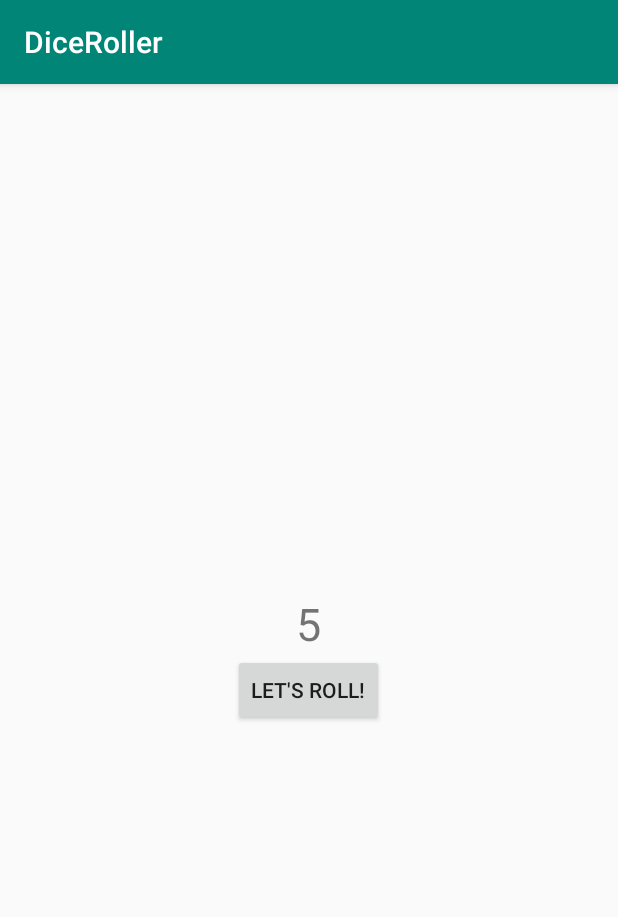
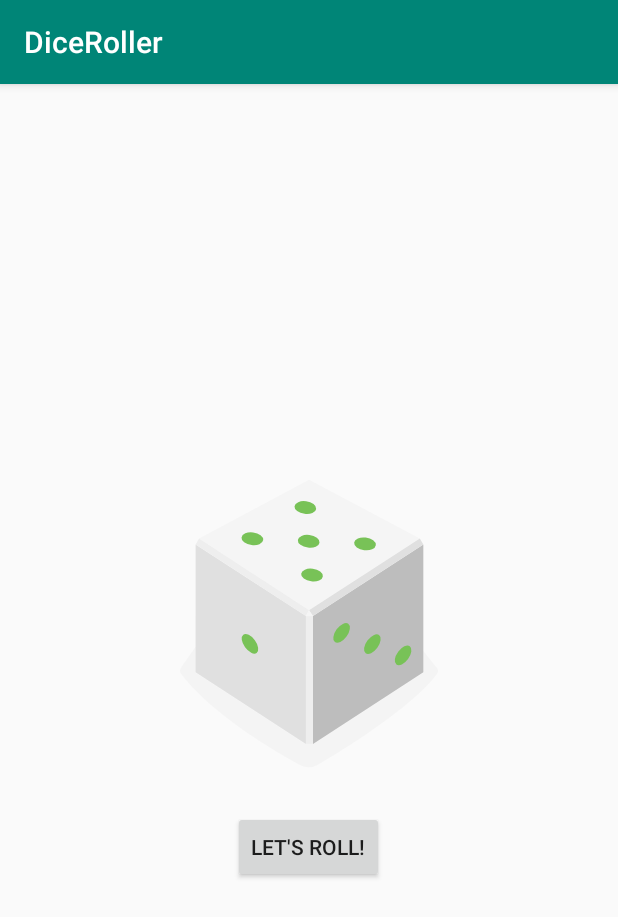
Before and after one commit to 1920-5bhif-nvs/1920-5bhif-nvs-udacity-labs-ThomasAnt, an Android app: the screen it shows after launch (MainActivity), after a tap on "LET'S ROLL!", on a phone screen of 412 x 824 dp. Shown: the top 917 px of the screen. Run offline under Robolectric (Android 15) with nearby library versions, the phone set to English and light mode, and no system bars.

Commit message:
Lesson:1-21 Thomas Antensteiner

```diff
--- a/app/src/main/java/at/htl/diceroller/MainActivity.kt
+++ b/app/src/main/java/at/htl/diceroller/MainActivity.kt
@@ -3,6 +3,7 @@ package at.htl.diceroller
 import android.support.v7.app.AppCompatActivity
 import android.os.Bundle
 import android.widget.Button
+import android.widget.ImageView
 import android.widget.TextView
 import android.widget.Toast
 import kotlin.random.Random
@@ -21,9 +22,17 @@ class MainActivity : AppCompatActivity() {
     }
 
     private fun rollDice() {
-        val resultText:TextView = findViewById(R.id.result_text)
-        val random: Int = java.util.Random().nextInt(6) +1
-        resultText.text = random.toString()
+        val randomInt: Int = java.util.Random().nextInt(6) +1
+        val drawableRessource = when (randomInt){
+            1 -> R.drawable.dice_1
+            2 -> R.drawable.dice_2
+            3 -> R.drawable.dice_3
+            4 -> R.drawable.dice_4
+            5 -> R.drawable.dice_5
+            else -> R.drawable.dice_6
+        }
+        val diceImage:ImageView = findViewById(R.id.dice_image)
+        diceImage.setImageResource(drawableRessource)
     }
 
 
--- a/app/src/main/res/layout/activity_main.xml
+++ b/app/src/main/res/layout/activity_main.xml
@@ -7,14 +7,12 @@
     android:layout_gravity="center_vertical"
     tools:context=".MainActivity">
 
-    <TextView
-        android:id="@+id/result_text"
+    <ImageView
+        android:id="@+id/dice_image"
         android:layout_width="wrap_content"
         android:layout_height="wrap_content"
-        android:text="1"
         android:layout_gravity="center_horizontal"
-        android:textSize="30sp"
-        />
+        android:src="@drawable/dice_1"/>
 
     <Button
         android:id="@+id/roll_button"
```
